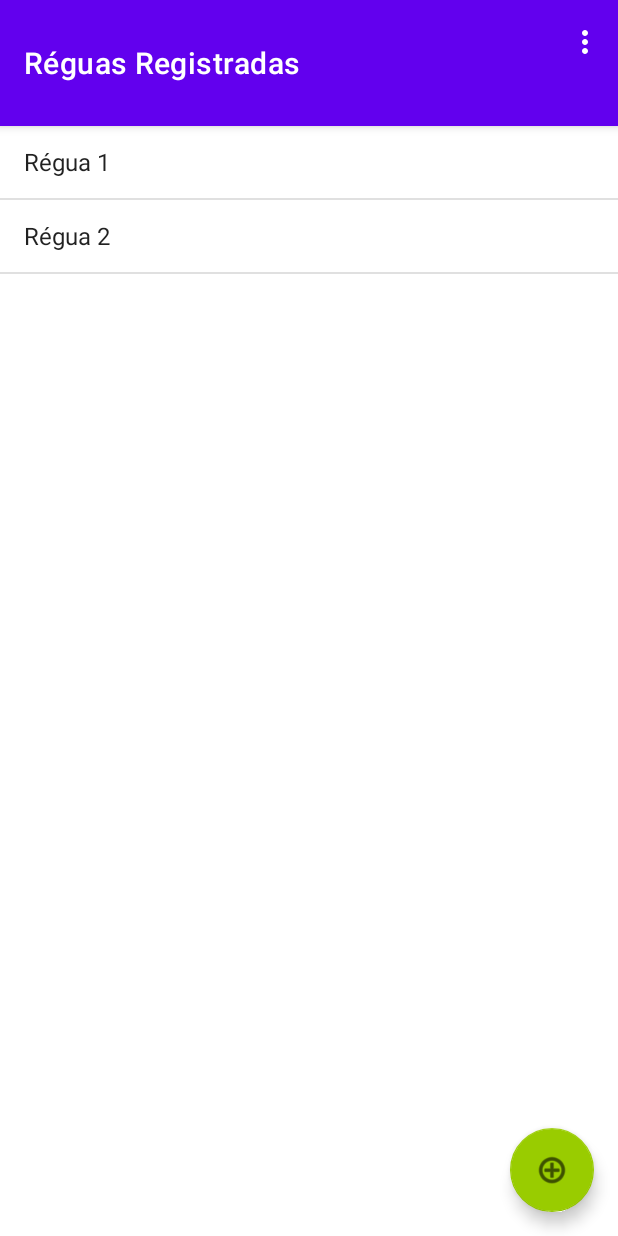
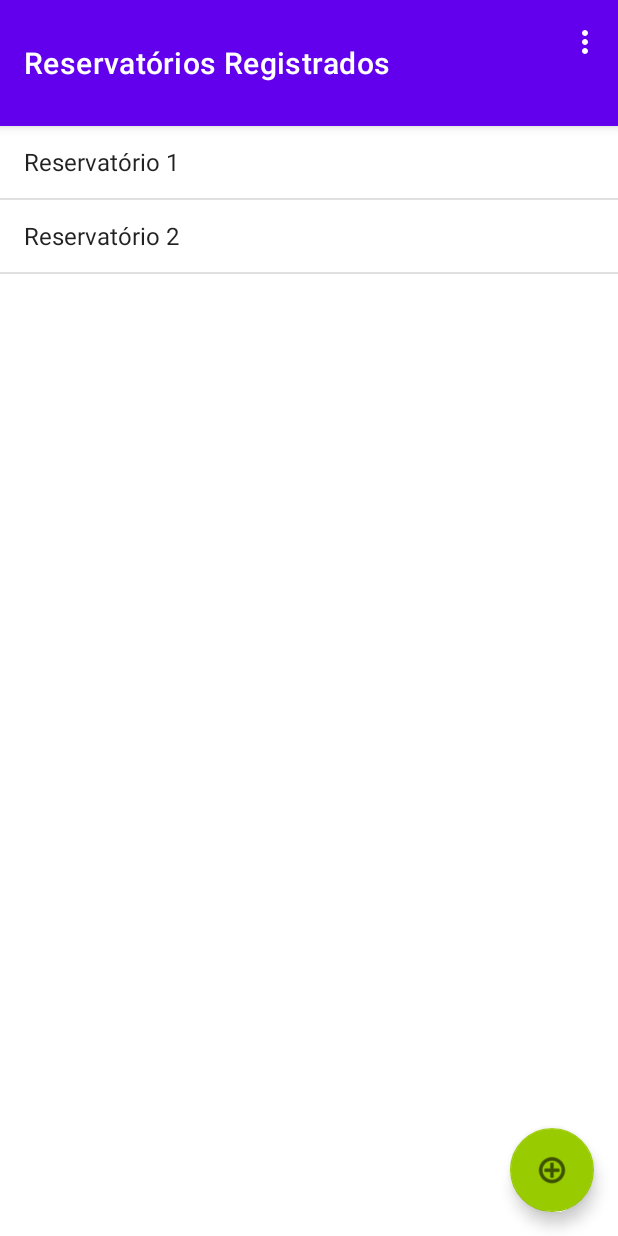
Before and after one commit to VitorCaversan/Minigaia_App, an Android app: the screen it shows after launch (MainActivity), in the options menu, after a tap on "Settings", on a phone screen of 412 x 824 dp. Run offline under Robolectric (Android 15) with nearby library versions, the phone set to English and light mode, and no system bars; our stand-ins replace navigation-ui.

Commit message:
Renaming of files.

```diff
--- a/app/src/main/AndroidManifest.xml
+++ b/app/src/main/AndroidManifest.xml
@@ -18,7 +18,7 @@
             android:theme="@style/Theme.MiniGaia.NoActionBar">
         </activity>
         <activity
-            android:name=".RulerActivity"
+            android:name=".ReservatoryActivity"
             android:label="RulerActivity"
             android:theme="@style/Theme.MiniGaia.NoActionBar">
         </activity>
--- a/app/src/main/java/com/example/minigaia/MainActivity.java
+++ b/app/src/main/java/com/example/minigaia/MainActivity.java
@@ -1,8 +1,6 @@
 package com.example.minigaia;
 
 import android.os.Bundle;
-
-import com.google.android.material.snackbar.Snackbar;
 
 import androidx.appcompat.app.AppCompatActivity;
 
@@ -10,7 +8,6 @@ import android.view.View;
 
 import androidx.navigation.NavController;
 import androidx.navigation.Navigation;
-import androidx.navigation.fragment.NavHostFragment;
 import androidx.navigation.ui.AppBarConfiguration;
 import androidx.navigation.ui.NavigationUI;
 
@@ -51,14 +48,14 @@ public class MainActivity extends AppCompatActivity {
         this.listView = findViewById(R.id.listView);
 
         // Adds the first string to the listView
-        this.listViewStrings.add("Régua 1");
+        this.listViewStrings.add("Reservatório 1");
         ArrayAdapter<String> adapter = new ArrayAdapter<>(this,
                                                           android.R.layout.simple_list_item_1,
                                                           this.listViewStrings);
         this.listView.setAdapter(adapter);
 
         // Creates the first activity to link with the listView
-        Intent firstIntent = new Intent(this, RulerActivity.class);
+        Intent firstIntent = new Intent(this, ReservatoryActivity.class);
         this.activitiesList.add(firstIntent);
 
         ///////////////// BUTTONS FUNCTIONS ///////////////////
@@ -97,7 +94,7 @@ public class MainActivity extends AppCompatActivity {
     {
         // Creates a new string to be written in the listView
         int newId = this.listViewStrings.size() + 1;
-        this.listViewStrings.add("Régua " + newId);
+        this.listViewStrings.add("Reservatório " + newId);
 
         ArrayAdapter<String> adapter = new ArrayAdapter<>(this,
                                                           android.R.layout.simple_list_item_1,
@@ -105,7 +102,7 @@ public class MainActivity extends AppCompatActivity {
         this.listView.setAdapter(adapter);
 
         // Creates the actual new screen
-        Intent intent = new Intent(this, RulerActivity.class);
+        Intent intent = new Intent(this, ReservatoryActivity.class);
         this.activitiesList.add(intent);
 
         return;
--- a/app/src/main/java/com/example/minigaia/RulerActivity.java
+++ b/app/src/main/java/com/example/minigaia/ReservatoryActivity.java
@@ -1,36 +1,30 @@
 package com.example.minigaia;
 
 import android.os.Bundle;
-import android.widget.EditText;
-import android.widget.ImageView;
 import android.widget.TableLayout;
 import android.widget.TableRow;
 import android.widget.TextView;
 import androidx.appcompat.app.AppCompatActivity;
 import androidx.appcompat.widget.Toolbar;
-import androidx.navigation.NavController;
-import androidx.navigation.Navigation;
-import androidx.navigation.ui.AppBarConfiguration;
-import androidx.navigation.ui.NavigationUI;
+
 import org.json.JSONException;
 import org.json.JSONObject;
-import java.time.LocalDate;
-import java.time.format.DateTimeFormatter;
 
-public class RulerActivity extends AppCompatActivity {
+public class ReservatoryActivity extends AppCompatActivity {
     private TableLayout tableLayout;
+    public  SensorData  sensorData;
 
     @Override
     protected void onCreate(Bundle savedInstanceState) {
         super.onCreate(savedInstanceState);
-        setContentView(R.layout.activity_ruler);
+        setContentView(R.layout.activity_reservatory);
         Toolbar toolbar = findViewById(R.id.toolbar2);
         setSupportActionBar(toolbar);
         // Replace the hardcoded JSON string with the actual data from your ESP32 sensor
-        String jsonString = "{\"ph\":7.2,\"desiredPh\":VaiMataTudo,\"temperature\":25.3,\"date\":\"2023-04-21\"}";
-        SensorData sensorData = parseJsonData(jsonString);
+        String jsonString = "{\"ph\":7.2,\"desiredPh\":6.4,\"temperature\":25.3,\"waterLvl\":10.4,\"date\":\"2023-04-21\"}";
+        this.sensorData = parseJsonData(jsonString);
         this.tableLayout = findViewById(R.id.rulerTableLayout);
-        this.createTableContent(sensorData);
+        this.createTableContent(this.sensorData);
     }
 
     private void createTableContent(SensorData sensorData) {
@@ -82,12 +76,13 @@ public class RulerActivity extends AppCompatActivity {
     private SensorData parseJsonData(String jsonString) {
         try {
             JSONObject jsonObject = new JSONObject(jsonString);
-            double ph = jsonObject.getDouble("ph");
-            String desiredPh = jsonObject.getString("desiredPh");
+            double ph          = jsonObject.getDouble("ph");
+            double desiredPh   = jsonObject.getDouble("desiredPh");
             double temperature = jsonObject.getDouble("temperature");
+            double waterLvl    = jsonObject.getDouble("waterLvl");
             String date = jsonObject.getString("date");
 
-            return new SensorData(ph, desiredPh, temperature, date);
+            return new SensorData(ph, desiredPh, temperature, waterLvl, date);
         } catch (JSONException e) {
             e.printStackTrace();
             return null;
@@ -95,15 +90,16 @@ public class RulerActivity extends AppCompatActivity {
     }
     private static class SensorData {
         private final double ph;
-
-        private final String desiredPh;
+        private final double desiredPh;
         private final double temperature;
+        private final double waterLvl;
         private final String date;
 
-        public SensorData(double ph, String desiredPh, double temperature, String date) {
-            this.ph = ph;
-            this.desiredPh = desiredPh;
+        public SensorData(double ph, double desiredPh, double temperature, double waterLvl, String date) {
+            this.ph          = ph;
+            this.desiredPh   = desiredPh;
             this.temperature = temperature;
+            this.waterLvl    = waterLvl;
 
             // A HIGHER API LEVEL IS NEEDED TO USE THESE FUNCTIONS (26+)
 //            LocalDate currentDate = LocalDate.now();
@@ -116,7 +112,7 @@ public class RulerActivity extends AppCompatActivity {
             return ph;
         }
 
-        public String getDesiredPh() {
+        public double getDesiredPh() {
             return desiredPh;
         }
 
--- a/app/src/main/res/values/strings.xml
+++ b/app/src/main/res/values/strings.xml
@@ -4,7 +4,7 @@
     <!-- Strings used for fragments for navigation -->
     <string name="first_fragment_label">First Fragment</string>
     <string name="second_fragment_label">Second Fragment</string>
-    <string name="registered_rulers_label">Réguas Registradas</string>
+    <string name="registered_rulers_label">Reservatórios Registrados</string>
     <string name="next">Next</string>
     <string name="previous">Previous</string>
 
```
Also changed, not shown: app/src/main/res/layout/activity_reservatory.xml (renamed from app/src/main/res/layout/activity_ruler.xml).
